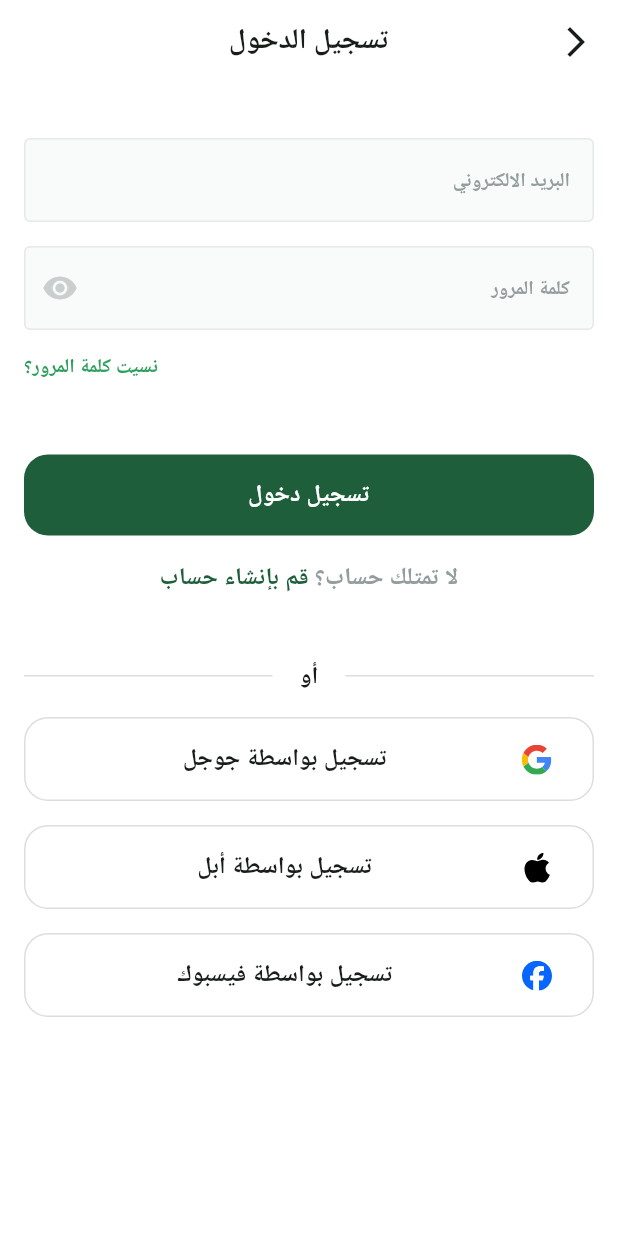
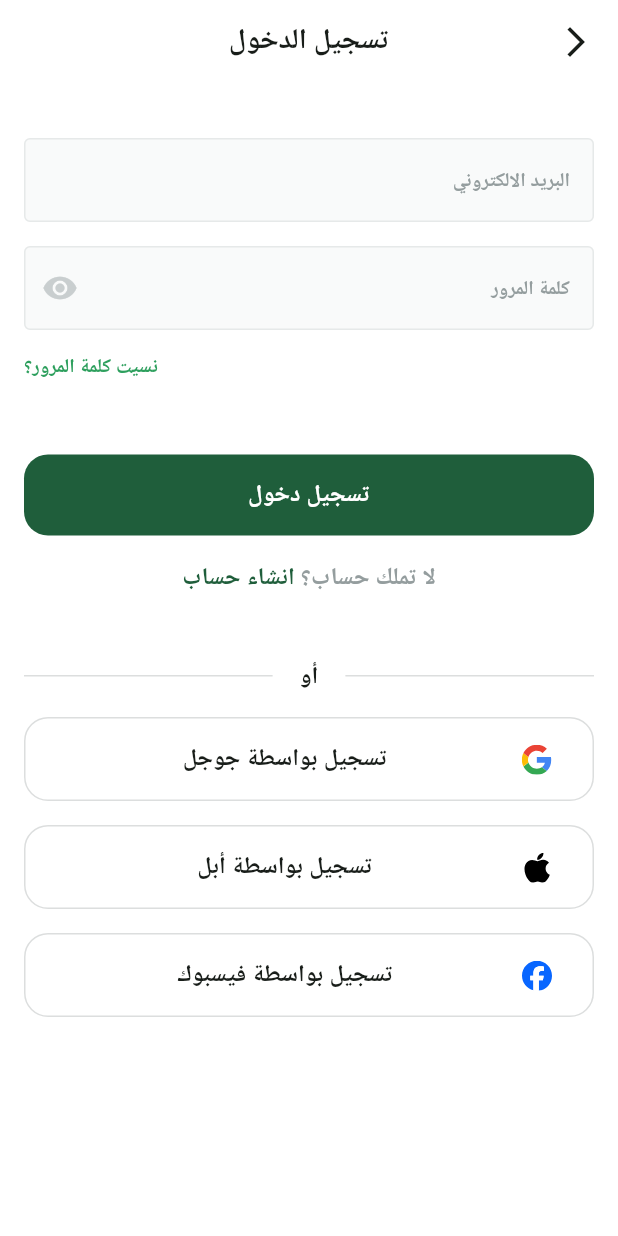
Before and after one commit to MomenRizq/fruits_app, a Flutter app: the screen it shows after launch, after a tap on "تخط", on a phone screen of 412 x 824 dp. Run offline on Flutter 3.47's test engine with Material 3 defaults, Android fonts, the phone set to English and light mode, and no system bars; our stand-ins replace dots_indicator, flutter_svg, google_fonts, shared_preferences; Roboto replaces fonts that are missing (Cairo).

```diff
--- a/lib/core/helper_functions/on_generate_route.dart
+++ b/lib/core/helper_functions/on_generate_route.dart
@@ -1,5 +1,6 @@
 import 'package:flutter/material.dart';
 import 'package:fruits_app/features/Auth/presentation/views/login_view.dart';
+import 'package:fruits_app/features/Auth/presentation/views/signup_view.dart';
 import 'package:fruits_app/features/onboarding/presentation/views/onboaring_view.dart';
 import 'package:fruits_app/features/splash/presentation/views/splash_view.dart';
 
@@ -14,6 +15,9 @@ switch (settings.name) {
   case LoginView.routeName:
     return MaterialPageRoute(builder: (_) => const LoginView());
 
+  case SignUpView.routeName:
+    return MaterialPageRoute(builder: (_) => const SignUpView());
+
   case OnboaringView.routeName:
     return MaterialPageRoute(builder: (_) => const OnboaringView());
 
--- a/lib/core/utils/app_images.dart
+++ b/lib/core/utils/app_images.dart
@@ -21,6 +21,10 @@ class Assets {
   /// Assets for imgBottomSplash
   /// assets/img/bottom_splash.svg
   static const String imgBottomSplash = "assets/img/bottom_splash.svg";
+
+  /// Assets for imgCheck
+  /// assets/img/Check.svg
+  static const String imgCheck = "assets/img/Check.svg";
 
   /// Assets for imgFacebookIcon
   /// assets/img/facebook_icon.svg
--- a/lib/features/Auth/presentation/views/widgets/dont_have_account_widget.dart
+++ b/lib/features/Auth/presentation/views/widgets/have_account_widget.dart
@@ -1,12 +1,18 @@
+import 'package:flutter/gestures.dart';
 import 'package:flutter/material.dart';
+import 'package:fruits_app/features/Auth/presentation/views/signup_view.dart';
 
 import '../../../../../core/utils/app_colors.dart';
 import '../../../../../core/utils/app_text_styles.dart';
 
-class DontHaveAnAccountWidget extends StatelessWidget {
-  const DontHaveAnAccountWidget({
-    super.key,
+class HaveAnAccountWidget extends StatelessWidget {
+  const HaveAnAccountWidget({
+    super.key, required this.firstWord, required this.secondWord, required this.onTap,
   });
+
+  final String firstWord ;
+  final String secondWord ;
+  final VoidCallback onTap;
 
   @override
   Widget build(BuildContext context) {
@@ -14,7 +20,7 @@ class DontHaveAnAccountWidget extends StatelessWidget {
       TextSpan(
         children: [
           TextSpan(
-            text: 'لا تمتلك حساب؟',
+            text: firstWord,
             style: TextStyles.semiBold16.copyWith(
               color: const Color(0xFF949D9E),
             ),
@@ -26,7 +32,10 @@ class DontHaveAnAccountWidget extends StatelessWidget {
             ),
           ),
           TextSpan(
-            text: 'قم بإنشاء حساب',
+            recognizer: TapGestureRecognizer()..onTap = () {
+              onTap();
+            },
+            text: secondWord,
             style:
                 TextStyles.semiBold16.copyWith(color: AppColors.primaryColor),
           ),
--- a/lib/features/Auth/presentation/views/widgets/login_view_body.dart
+++ b/lib/features/Auth/presentation/views/widgets/login_view_body.dart
@@ -5,9 +5,11 @@ import 'package:fruits_app/core/utils/app_images.dart';
 import 'package:fruits_app/core/utils/app_text_styles.dart';
 import 'package:fruits_app/core/widgets/custom_button.dart';
 import 'package:fruits_app/core/widgets/custom_text_field.dart';
-import 'package:fruits_app/features/Auth/presentation/views/widgets/dont_have_account_widget.dart';
+import 'package:fruits_app/features/Auth/presentation/views/widgets/have_account_widget.dart';
 import 'package:fruits_app/features/Auth/presentation/views/widgets/or_divider.dart';
 import 'package:fruits_app/features/Auth/presentation/views/widgets/social_login_button.dart';
+
+import '../signup_view.dart';
 
 class LoginViewBody extends StatelessWidget {
   const LoginViewBody({super.key});
@@ -22,11 +24,18 @@ class LoginViewBody extends StatelessWidget {
             spacing: 16,
             children: [
               SizedBox(height: 20),
-              CustomTextFormField(hintText: "البريد الالكتروني", textInputType:TextInputType.emailAddress,),
-              CustomTextFormField(hintText: "كلمة المرور", textInputType:TextInputType.visiblePassword, suffixIcon:Icon(
-                    Icons.remove_red_eye,
-                    color: Color(0xffC9CECF),
-                  ),),
+              CustomTextFormField(
+                hintText: "البريد الالكتروني",
+                textInputType: TextInputType.emailAddress,
+              ),
+              CustomTextFormField(
+                hintText: "كلمة المرور",
+                textInputType: TextInputType.visiblePassword,
+                suffixIcon: Icon(
+                  Icons.remove_red_eye,
+                  color: Color(0xffC9CECF),
+                ),
+              ),
               Row(
                 mainAxisAlignment: MainAxisAlignment.end,
                 children: [
@@ -45,12 +54,18 @@ class LoginViewBody extends StatelessWidget {
                 onPressed: () {},
                 text: 'تسجيل دخول',
               ),
-              const DontHaveAnAccountWidget(),
+              HaveAnAccountWidget(
+                firstWord: 'لا تملك حساب؟',
+                secondWord: "انشاء حساب",
+                onTap: () {
+                  Navigator.of(context).pushNamed(SignUpView.routeName);
+                },
+              ),
               const SizedBox(
                 height: 10,
               ),
               const OrDivider(),
-               SocialLoginButton(
+              SocialLoginButton(
                 onPressed: () {},
                 image: Assets.imgGoogleIcon,
                 title: 'تسجيل بواسطة جوجل',
@@ -65,7 +80,6 @@ class LoginViewBody extends StatelessWidget {
                 image: Assets.imgFacebookIcon,
                 title: 'تسجيل بواسطة فيسبوك',
               ),
-
             ],
           ),
         ),
```
Also changed, not shown: lib/core/widgets/custom_check_box.dart (added, +44 -0 lines), lib/features/Auth/presentation/views/signup_view.dart (added, +16 -0 lines), lib/features/Auth/presentation/views/widgets/signup_view_body.dart (added, +48 -0 lines), lib/features/Auth/presentation/views/widgets/terms_and_condition.dart (added, +75 -0 lines), assets/img/Check.svg (added).
